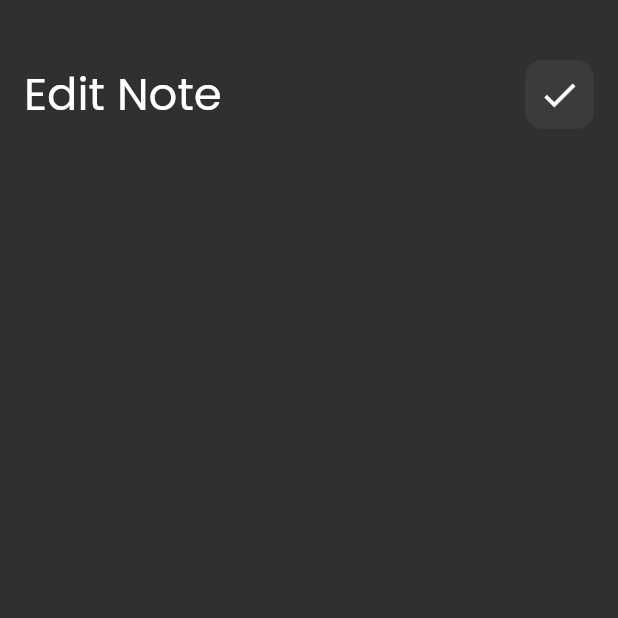
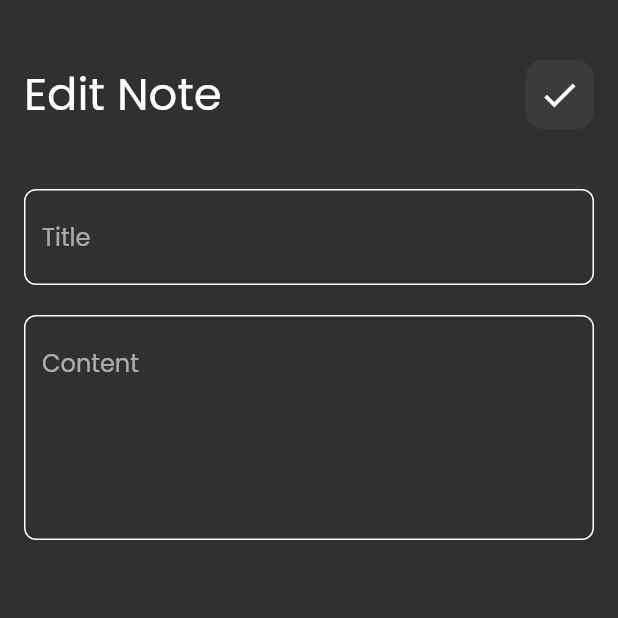
Before and after one commit to OmarAlex00/NoteApp, a Flutter app: the EditNoteScreen screen opened directly, on a phone screen of 412 x 824 dp, the top half of it. Run offline on Flutter 3.47's test engine with Material 2 defaults, Android fonts, the phone set to English and light mode, and no system bars; our stand-ins replace font_awesome_flutter.

Commit message:
Edit note screen UI complete

```diff
--- a/lib/views/widgets/edit_note_body.dart
+++ b/lib/views/widgets/edit_note_body.dart
@@ -1,5 +1,6 @@
 import 'package:flutter/material.dart';
 import 'package:note_app/views/widgets/CustomAppBar.dart';
+import 'package:note_app/views/widgets/CustomTextField.dart';
 
 class EditNoteBody extends StatelessWidget {
   const EditNoteBody({super.key});
@@ -11,10 +12,11 @@ class EditNoteBody extends StatelessWidget {
       child: Column(
         children: [
           SizedBox(height: 40),
-          CustomAppBar(
-            title: 'Edit Note',
-            icon: Icons.check,
-          )
+          CustomAppBar(title: 'Edit Note', icon: Icons.check),
+          SizedBox(height: 40),
+          CustomTextField(hint: 'Title'),
+          SizedBox(height: 20),
+          CustomTextField(hint: 'Content', maxLines: 5)
         ],
       ),
     );
```
